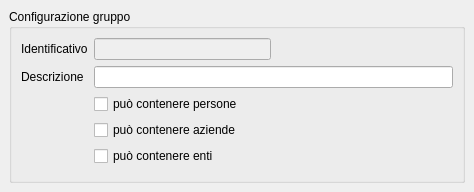
The window that src/com/axiastudio/suite/anagrafiche/forms/gruppo.ui (tizianolattisi/suitegda) describes before a commit, drawn with Qt 5.
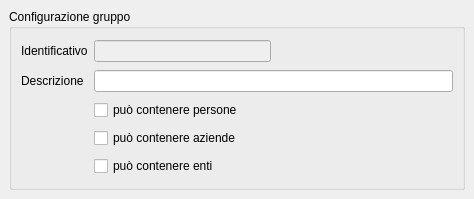
The same window after the commit.

Commit message: Dettagli sulle ui

Diff of the .ui file:
```diff
--- a/src/com/axiastudio/suite/anagrafiche/forms/gruppo.ui
+++ b/src/com/axiastudio/suite/anagrafiche/forms/gruppo.ui
@@ -7,7 +7,7 @@
     <x>0</x>
     <y>0</y>
     <width>474</width>
-    <height>192</height>
+    <height>199</height>
    </rect>
   </property>
   <property name="windowTitle">
```
Left out of the diff: 8 changed lines with no effect on the pictures. The commit also changes 2 other files.
